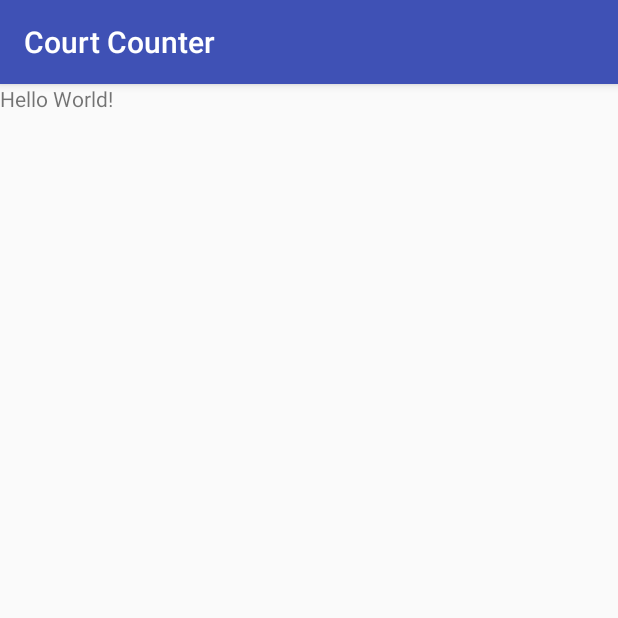
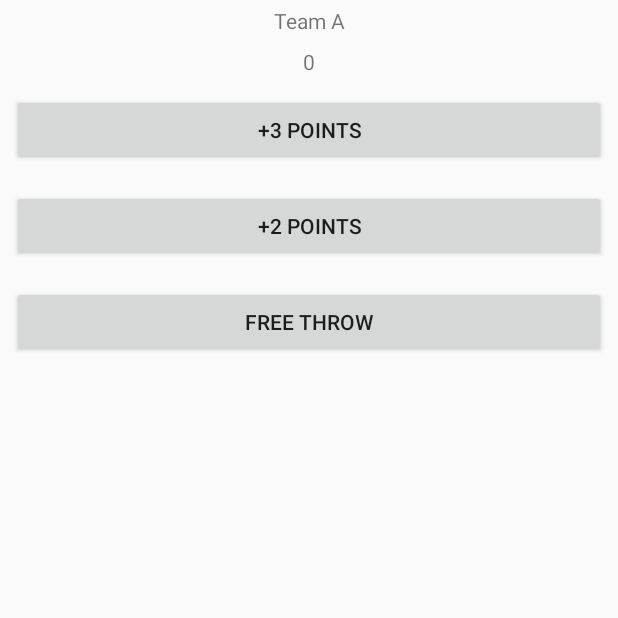
Before and after one commit to GregoryWilusz/GDCS_CourtCounter, an Android app: the screen it shows after launch (MainActivity), on a phone screen of 412 x 824 dp, the top half of it. Run offline under Robolectric (Android 15) with nearby library versions, the phone set to English and light mode, and no system bars.

Commit message:
Added layout

```diff
--- a/app/src/main/res/layout/activity_main.xml
+++ b/app/src/main/res/layout/activity_main.xml
@@ -1,18 +1,44 @@
 <?xml version="1.0" encoding="utf-8"?>
-<RelativeLayout xmlns:android="http://schemas.android.com/apk/res/android"
-    xmlns:app="http://schemas.android.com/apk/res-auto"
+<LinearLayout
+    xmlns:android="http://schemas.android.com/apk/res/android"
     xmlns:tools="http://schemas.android.com/tools"
     android:layout_width="match_parent"
     android:layout_height="match_parent"
-    tools:context=".MainActivity">
+    android:orientation="vertical"
+    tools:context="com.example.android.courtcounter.MainActivity">
 
     <TextView
-        android:layout_width="wrap_content"
+        android:layout_width="match_parent"
         android:layout_height="wrap_content"
-        android:text="Hello World!"
-        app:layout_constraintBottom_toBottomOf="parent"
-        app:layout_constraintLeft_toLeftOf="parent"
-        app:layout_constraintRight_toRightOf="parent"
-        app:layout_constraintTop_toTopOf="parent" />
+        android:text="@string/team_name"
+        android:gravity="center_horizontal"
+        android:padding="4dp"
+         />
 
-</RelativeLayout>
+    <TextView
+        android:layout_width="match_parent"
+        android:layout_height="wrap_content"
+        android:text="@string/team_score"
+        android:gravity="center_horizontal"
+        android:padding="4dp"
+     />
+
+    <Button
+        android:layout_width="match_parent"
+        android:layout_height="wrap_content"
+        android:text="@string/btn_3pts"
+        android:layout_margin="8dp"/>
+
+    <Button
+        android:layout_width="match_parent"
+        android:layout_height="wrap_content"
+        android:text="@string/btn_2pts"
+        android:layout_margin="8dp" />
+
+    <Button
+        android:layout_width="match_parent"
+        android:layout_height="wrap_content"
+        android:text="@string/btn_1pts"
+        android:layout_margin="8dp" />
+
+</LinearLayout>
--- a/app/src/main/res/values/strings.xml
+++ b/app/src/main/res/values/strings.xml
@@ -1,3 +1,8 @@
 <resources>
-    <string name="app_name">Court Counter</string>
+    <string name="app_name">Team A</string>
+    <string name="team_name">Team A</string>
+    <string name="team_score">0</string>
+    <string name="btn_3pts">+3 points</string>
+    <string name="btn_2pts">+2 points</string>
+    <string name="btn_1pts">Free throw</string>
 </resources>
--- a/app/src/main/res/values/styles.xml
+++ b/app/src/main/res/values/styles.xml
@@ -1,7 +1,7 @@
 <resources>
 
     <!-- Base application theme. -->
-    <style name="AppTheme" parent="Theme.AppCompat.Light.DarkActionBar">
+    <style name="AppTheme" parent="Theme.AppCompat.Light.NoActionBar">
         <!-- Customize your theme here. -->
         <item name="colorPrimary">@color/colorPrimary</item>
         <item name="colorPrimaryDark">@color/colorPrimaryDark</item>
--- a/gradle.properties
+++ b/gradle.properties
@@ -11,6 +11,7 @@
 # The setting is particularly useful for tweaking memory settings.
 org.gradle.jvmargs=-Xmx1536m
 
+
 # When configured, Gradle will run in incubating parallel mode.
 # This option should only be used with decoupled projects. More details, visit
 # http://www.gradle.org/docs/current/userguide/multi_project_builds.html#sec:decoupled_projects
```
